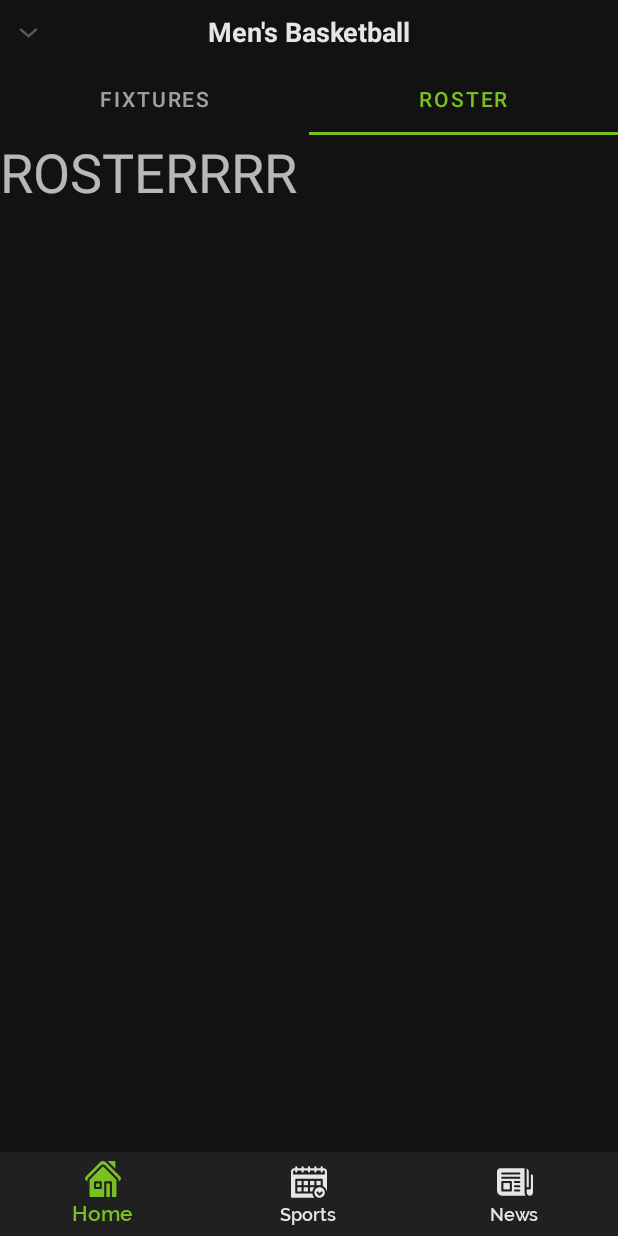
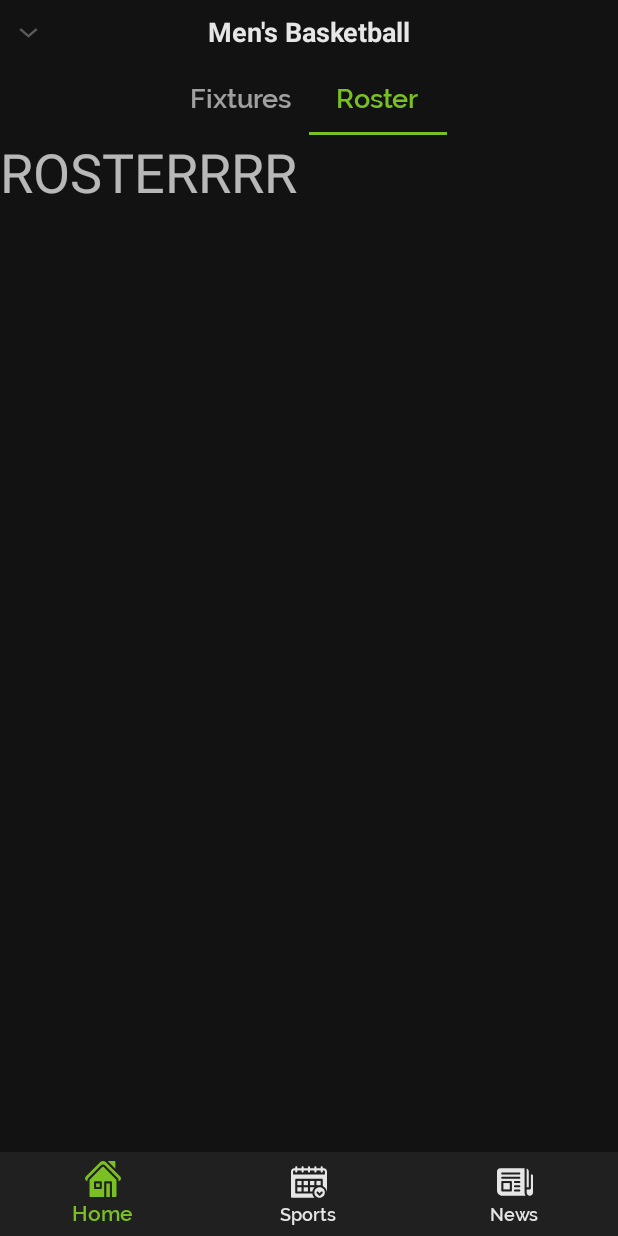
Before and after one commit to sesan07/UPEIPanthers, an Android app: the SportsFragment screen opened through its navigation route, tab 2 chosen, on a phone screen of 412 x 824 dp. Run offline under Robolectric (Android 15) with nearby library versions, the phone set to English and light mode, and no system bars; our stand-ins replace navigation-ui; libraries missing offline, so code that uses them is left out: com.tickaroo.tikxml; pictures from the network do not load; 7 statements that could not run were skipped.

Commit message:
improved tab font

```diff
--- a/app/src/main/java/com/drey/upeipanthers/FixturesFragment.kt
+++ b/app/src/main/java/com/drey/upeipanthers/FixturesFragment.kt
@@ -5,7 +5,6 @@ import androidx.fragment.app.Fragment
 import android.view.LayoutInflater
 import android.view.View
 import android.view.ViewGroup
-import android.widget.ExpandableListView
 import android.widget.ProgressBar
 import android.widget.TextView
 import androidx.core.content.res.ResourcesCompat
@@ -21,7 +20,7 @@ class FixturesFragment : Fragment() {
     private val model: FixturesViewModel by activityViewModels()
     private lateinit var progressBar: ProgressBar
     private lateinit var emptyTextView: TextView
-    private lateinit var sportCategoriesAdapter: SportCategoriesAdapter
+//    private lateinit var sportCategoriesAdapter: SportCategoriesAdapter
     private lateinit var fixturesAdapter: FixturesAdapter
     private lateinit var recyclerView: RecyclerView
 
@@ -30,24 +29,6 @@ class FixturesFragment : Fragment() {
         savedInstanceState: Bundle?
     ): View? {
         val view = inflater.inflate(R.layout.fragment_fixtures, container, false)
-
-        val expandableListView = view.findViewById<ExpandableListView>(R.id.category_expandable_list_view1)
-
-        sportCategoriesAdapter = SportCategoriesAdapter(
-            view.context, model.currCategory,
-            SportCategory.values().toList()
-        )
-
-        expandableListView.setAdapter(sportCategoriesAdapter)
-
-        expandableListView.setOnChildClickListener { _, _, groupPosition, childPosition, _ ->
-            val selectedCategory = SportCategory.values()[childPosition]
-
-            sportCategoriesAdapter.setCurrCategory(selectedCategory)
-            model.categoryChanged(selectedCategory)
-            expandableListView.collapseGroup(groupPosition)
-            false
-        }
 
         progressBar = view.findViewById(R.id.fixtures_progress_bar) as ProgressBar
         emptyTextView = view.findViewById(R.id.fixtures_empty_text_view) as TextView
@@ -83,6 +64,5 @@ class FixturesFragment : Fragment() {
 
         fixturesAdapter.updateFixtureItems(fixtureItems)
         recyclerView.smoothScrollToPosition(0)
-//        fixtureCategoriesAdapter.updateCategoryCounts(model.getCategoryCounts())
     }
 }
--- a/app/src/main/java/com/drey/upeipanthers/SportsFragment.kt
+++ b/app/src/main/java/com/drey/upeipanthers/SportsFragment.kt
@@ -1,19 +1,25 @@
 package com.drey.upeipanthers
 
 import android.os.Bundle
+import android.util.Log
 import androidx.fragment.app.Fragment
 import android.view.LayoutInflater
 import android.view.View
 import android.view.ViewGroup
 import android.widget.ExpandableListView
+import android.widget.TextView
+import androidx.fragment.app.activityViewModels
 import androidx.fragment.app.viewModels
 import androidx.viewpager2.widget.ViewPager2
 import com.google.android.material.tabs.TabLayout
 import com.google.android.material.tabs.TabLayoutMediator
+import kotlin.reflect.typeOf
+
+private const val TAG = "SportsFragment"
 
 class SportsFragment : Fragment() {
 
-    private val model: FixturesViewModel by viewModels()
+    private val model: FixturesViewModel by activityViewModels()
 
     private lateinit var categoriesAdapter: SportCategoriesAdapter
     private lateinit var viewPager: ViewPager2
@@ -51,7 +57,6 @@ class SportsFragment : Fragment() {
         viewPager = view.findViewById(R.id.view_pager)
         viewPager.adapter = viewPagerAdapter
 
-
         val tabLayout = view.findViewById<TabLayout>(R.id.tab_layout)
         TabLayoutMediator(tabLayout, viewPager) { tab, position ->
             when (position) {
--- a/app/src/main/res/layout/fragment_sports.xml
+++ b/app/src/main/res/layout/fragment_sports.xml
@@ -15,7 +15,9 @@
     <com.google.android.material.tabs.TabLayout
         android:id="@+id/tab_layout"
         android:layout_width="match_parent"
-        android:layout_height="wrap_content" />
+        android:layout_height="wrap_content"
+        app:tabGravity="center"
+        app:tabTextAppearance="@style/tab_text" />
 
     <androidx.viewpager2.widget.ViewPager2
         android:id="@+id/view_pager"
--- a/app/src/main/res/values/styles.xml
+++ b/app/src/main/res/values/styles.xml
@@ -13,4 +13,9 @@
         <item name="android:fontFamily">@font/raleway_semi_bold</item>
     </style>
 
+    <style name="tab_text" parent="@android:style/TextAppearance.Widget.TabWidget">
+        <item name="android:fontFamily">@font/raleway_semi_bold</item>
+        <item name="android:textSize">18sp</item>
+    </style>
+
 </resources>
```
Also changed, not shown: app/src/main/res/layout/fragment_fixtures.xml (+9 -31 lines).
